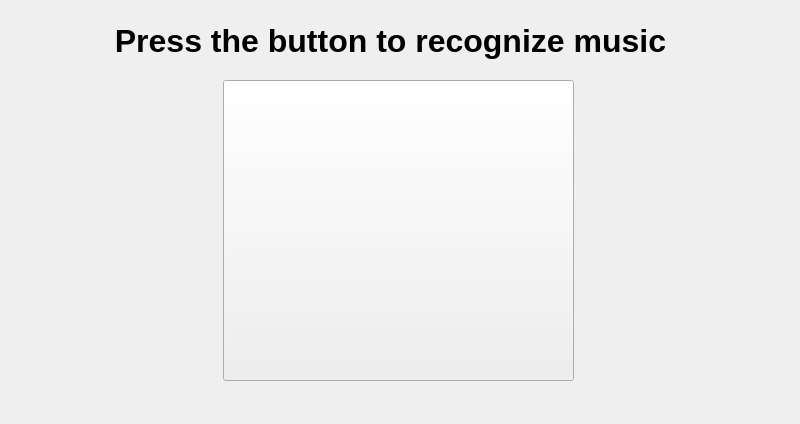
The window that src/ui/mainwindow.ui (divan/qechoprint) describes before a commit, drawn with Qt 5.
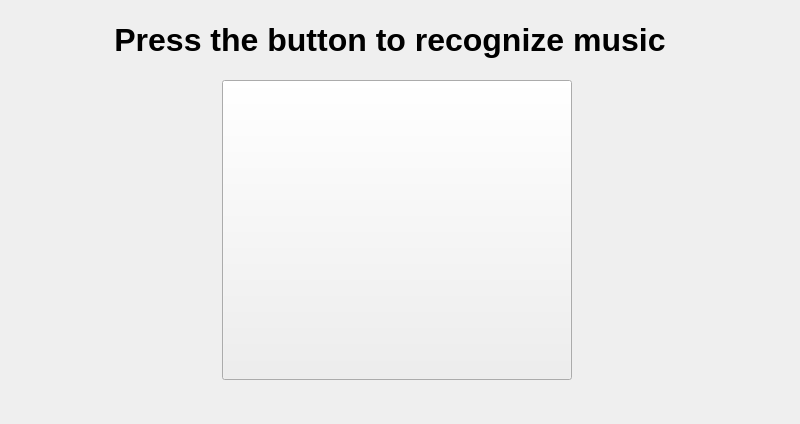
The same window after the commit. Icons and pictures are not drawn.

Patch:
```diff
--- a/src/ui/mainwindow.ui
+++ b/src/ui/mainwindow.ui
@@ -21,10 +21,10 @@
    <widget class="QPushButton" name="recordButton">
     <property name="geometry">
      <rect>
-      <x>223</x>
+      <x>222</x>
       <y>80</y>
-      <width>351</width>
-      <height>301</height>
+      <width>350</width>
+      <height>300</height>
      </rect>
     </property>
     <property name="text">
@@ -52,8 +52,8 @@
      <rect>
       <x>20</x>
       <y>10</y>
-      <width>741</width>
-      <height>61</height>
+      <width>740</width>
+      <height>60</height>
      </rect>
     </property>
     <property name="sizePolicy">
@@ -75,6 +75,9 @@
     <property name="alignment">
      <set>Qt::AlignCenter</set>
     </property>
+    <property name="wordWrap">
+     <bool>true</bool>
+    </property>
    </widget>
    <widget class="QPushButton" name="pushButton">
     <property name="geometry">
```
Left out of the diff: 2 changed lines with no effect on the pictures.
